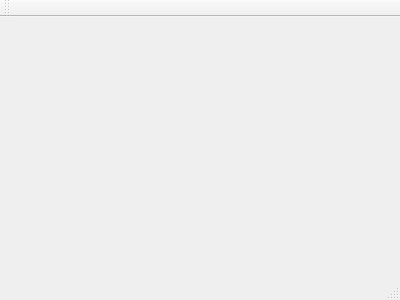
This is mainwindow.ui in FullBoa/segmentation_k-means as Qt 5 draws it before an edit. The edited form follows.
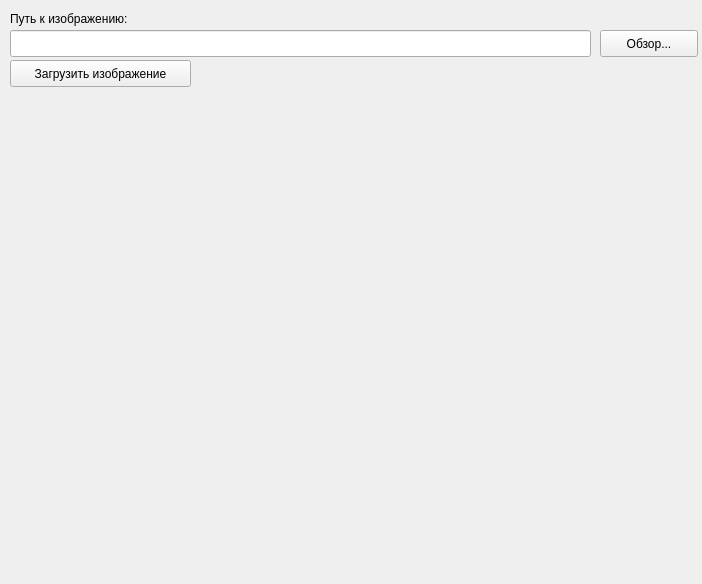
This is the edited form.

Commit message: image loading added

Patch:
```diff
--- a/mainwindow.ui
+++ b/mainwindow.ui
@@ -1,24 +1,96 @@
 <ui version="4.0">
  <class>MainWindow</class>
- <widget class="QMainWindow" name="MainWindow" >
-  <property name="geometry" >
+ <widget class="QMainWindow" name="MainWindow">
+  <property name="geometry">
    <rect>
     <x>0</x>
     <y>0</y>
-    <width>400</width>
-    <height>300</height>
+    <width>702</width>
+    <height>584</height>
    </rect>
   </property>
   <property name="windowTitle" >
    <string>MainWindow</string>
   </property>
-  <widget class="QMenuBar" name="menuBar" />
-  <widget class="QToolBar" name="mainToolBar" />
-  <widget class="QWidget" name="centralWidget" />
-  <widget class="QStatusBar" name="statusBar" />
+  <widget class="QWidget" name="centralWidget">
+   <widget class="QLabel" name="labelImagePath">
+    <property name="geometry">
+     <rect>
+      <x>10</x>
+      <y>10</y>
+      <width>161</width>
+      <height>17</height>
+     </rect>
+    </property>
+    <property name="text">
+     <string>Путь к изображению:</string>
+    </property>
+   </widget>
+   <widget class="QLabel" name="labelImageSource">
+    <property name="geometry">
+     <rect>
+      <x>20</x>
+      <y>90</y>
+      <width>600</width>
+      <height>400</height>
+     </rect>
+    </property>
+    <property name="text">
+     <string/>
+    </property>
+   </widget>
+   <widget class="QLineEdit" name="lineEditImagePath">
+    <property name="geometry">
+     <rect>
+      <x>10</x>
+      <y>30</y>
+      <width>581</width>
+      <height>27</height>
+     </rect>
+    </property>
+    <property name="dragEnabled">
+     <bool>false</bool>
+    </property>
+   </widget>
+   <widget class="QPushButton" name="buttonSelectImage">
+    <property name="geometry">
+     <rect>
+      <x>600</x>
+      <y>30</y>
+      <width>98</width>
+      <height>27</height>
+     </rect>
+    </property>
+    <property name="text">
+     <string>Обзор...</string>
+    </property>
+   </widget>
+   <widget class="QPushButton" name="buttonLoadImage">
+    <property name="geometry">
+     <rect>
+      <x>10</x>
+      <y>60</y>
+      <width>181</width>
+      <height>27</height>
+     </rect>
+    </property>
+    <property name="text">
+     <string>Загрузить изображение</string>
+    </property>
+   </widget>
+  </widget>
+  <widget class="QMenuBar" name="menuBar">
+   <property name="geometry">
+    <rect>
+     <x>0</x>
+     <y>0</y>
+     <width>702</width>
+     <height>25</height>
+    </rect>
+   </property>
+  </widget>
  </widget>
- <layoutDefault spacing="6" margin="11" />
- <pixmapfunction></pixmapfunction>
+ <layoutdefault spacing="6" margin="11"/>
  <resources/>
  <connections/>
 </ui>
```
Left out of the diff: 3 changed lines with no effect on the pictures. The commit also changes 3 other files.
